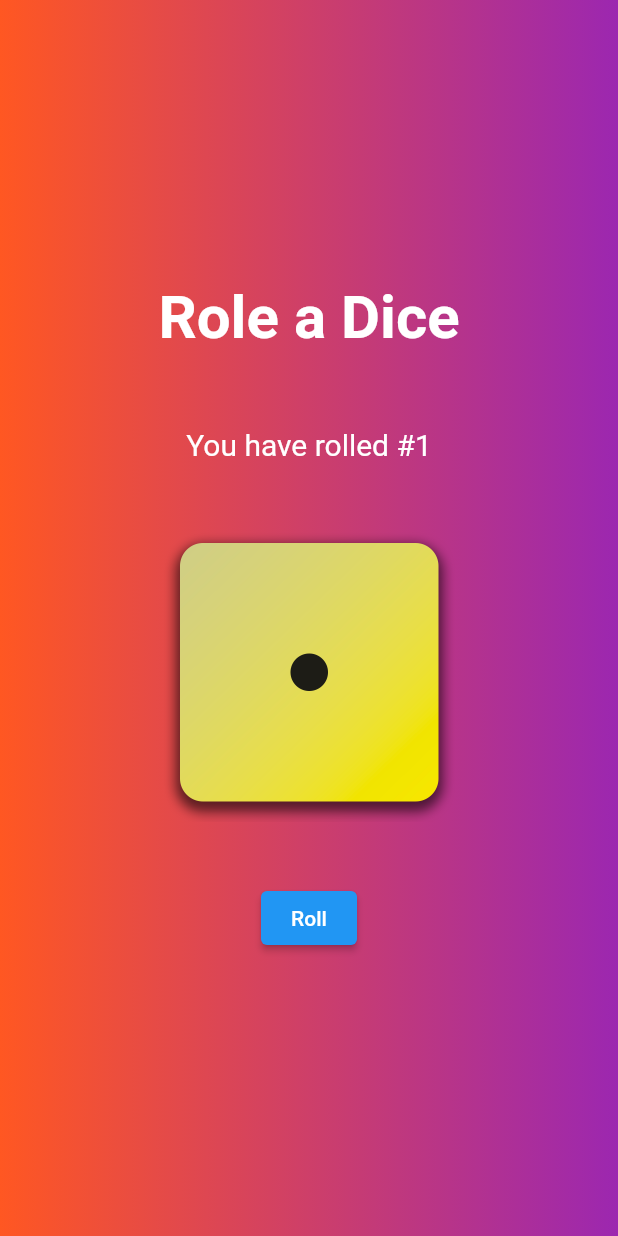
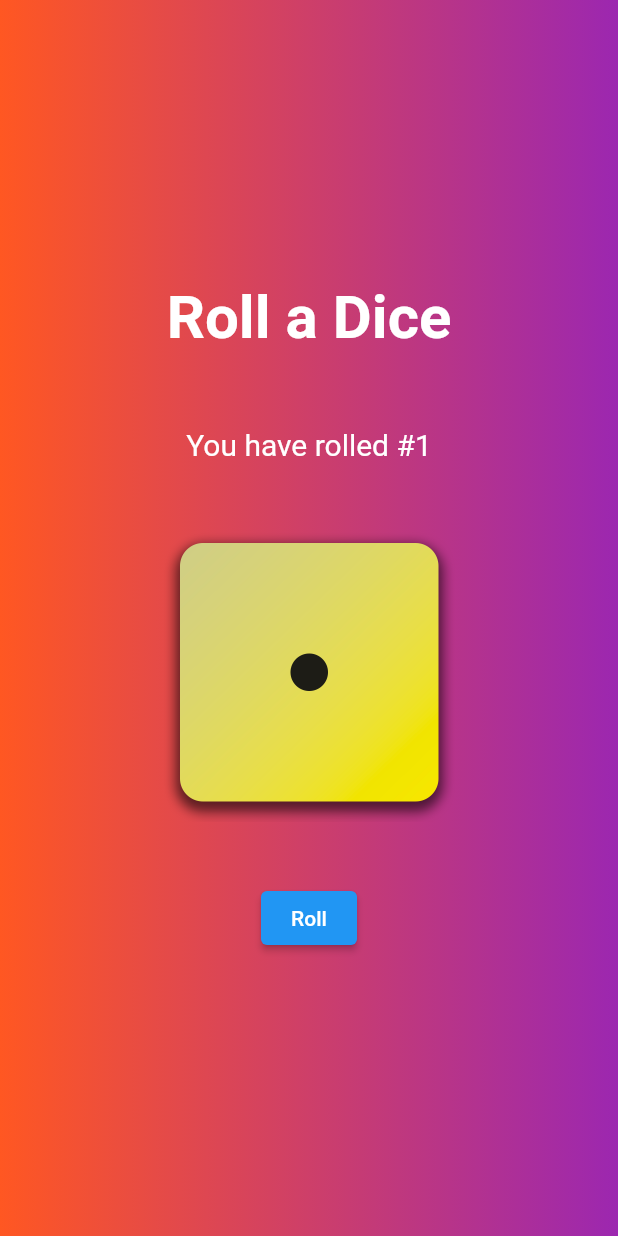
Before and after one commit to gayashan4lk/my_first_flutter_app, a Flutter app: the screen it shows after launch, on a phone screen of 412 x 824 dp. Run offline on Flutter 3.47's test engine with Material 2 defaults, Android fonts, the phone set to English and light mode, and no system bars.

Commit message:
fix typo

```diff
--- a/lib/app_container.dart
+++ b/lib/app_container.dart
@@ -24,7 +24,7 @@ class AppContainer extends StatelessWidget {
           mainAxisAlignment: MainAxisAlignment.center,
           mainAxisSize: MainAxisSize.min,
           children: [
-            StyledText('Role a Dice'),
+            StyledText('Roll a Dice'),
             DiceRoller(),
           ],
         ),
```
